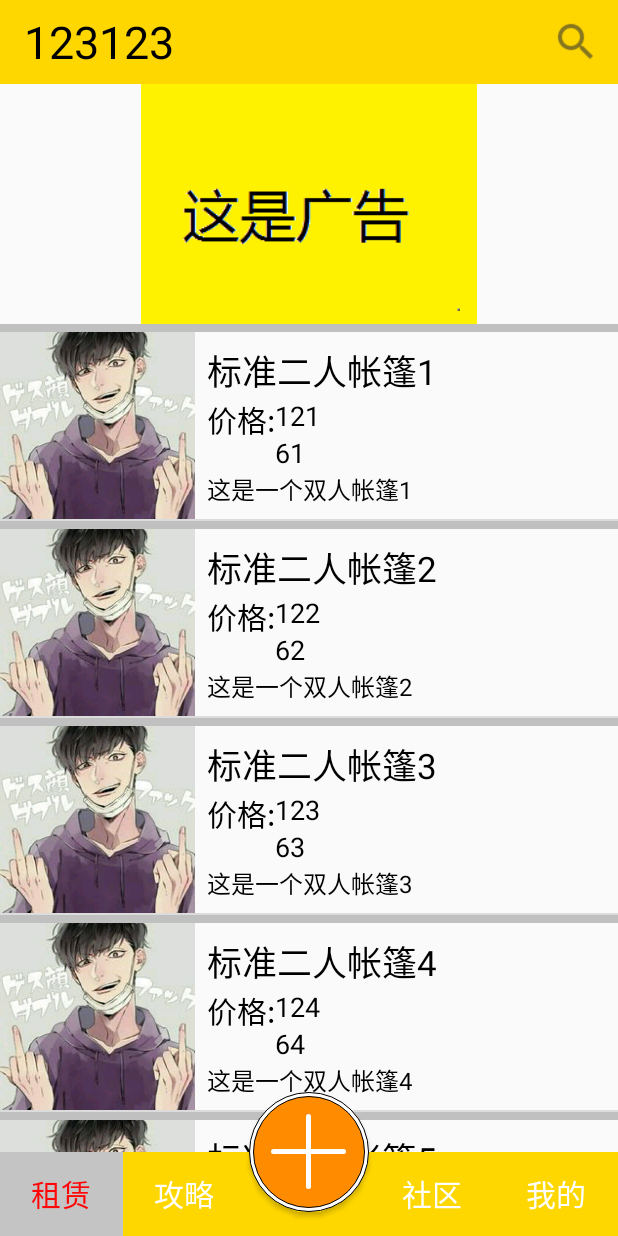
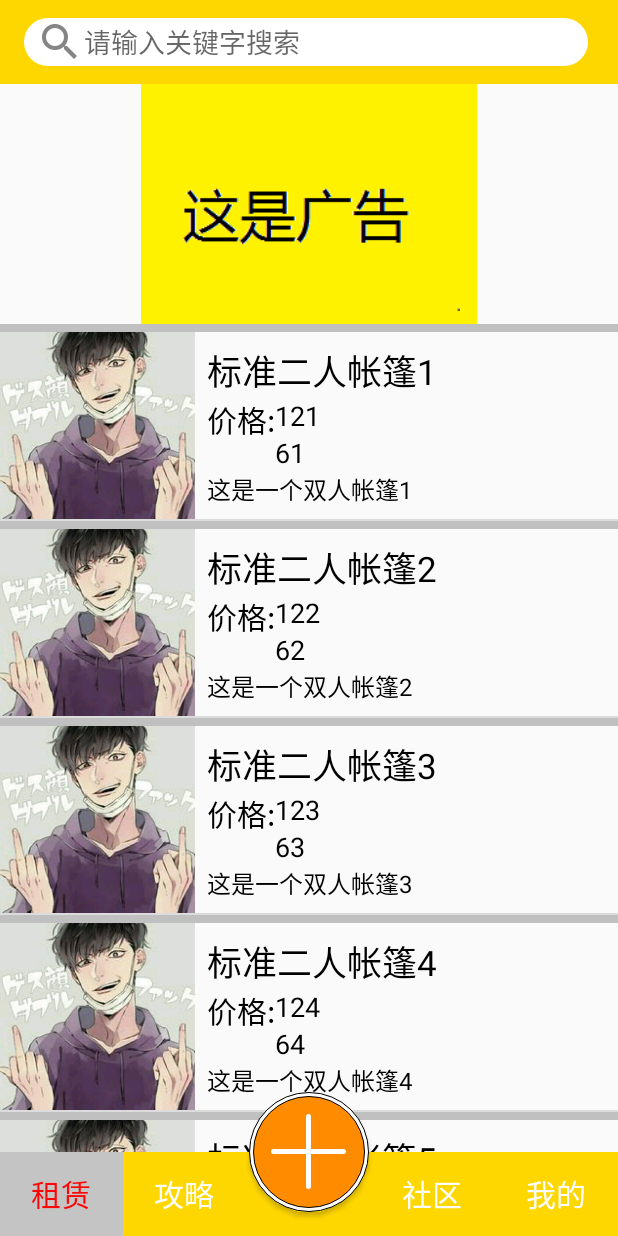
Before and after one commit to royyoung388/EZuYou, an Android app: the screen it shows after launch (Menu), on a phone screen of 412 x 824 dp. Run offline under Robolectric (Android 15) with nearby library versions, the phone set to English and light mode, and no system bars; our stand-ins replace CircleImageView.

Commit message:
V1.4：将home界面的toolbar添加到了fragment里面，并且设置了点击事件。

```diff
--- a/app/src/main/java/com/you/ezuyou/Home/Home.java
+++ b/app/src/main/java/com/you/ezuyou/Home/Home.java
@@ -1,25 +1,35 @@
 package com.you.ezuyou.Home;
 
 import android.app.Fragment;
+import android.content.Intent;
 import android.os.Bundle;
+import android.support.v7.app.AppCompatActivity;
+import android.support.v7.widget.Toolbar;
+import android.util.Log;
 import android.view.LayoutInflater;
+import android.view.Menu;
+import android.view.MenuInflater;
+import android.view.MenuItem;
+import android.view.MotionEvent;
 import android.view.View;
 import android.view.ViewGroup;
+import android.widget.LinearLayout;
 import android.widget.ListView;
+import android.widget.SearchView;
+import android.widget.Toast;
 
 import com.you.ezuyou.R;
+import com.you.ezuyou.Rearch.Search;
 
 import java.util.ArrayList;
-import java.util.HashMap;
 import java.util.List;
-import java.util.Map;
 
 
 /**
  * Created by Administrator on 2017/2/28.
  */
 
-public class Home extends Fragment {
+public class Home extends Fragment{
 
     private List<Item> Data;
     private int[] image = new int[] {R.drawable.image, R.drawable.image, R.drawable.image, R.drawable.image, R.drawable.image};
@@ -28,6 +38,8 @@ public class Home extends Fragment {
     private String[] sell = new String[] {"61", "62", "63", "64", "65"};
     private String[] introduce = new String[] {"这是一个双人帐篷1", "这是一个双人帐篷2", "这是一个双人帐篷3",
             "这是一个双人帐篷4", "这是一个双人帐篷5"};
+
+    private SearchView home_search;
 
     public Home() {
         Data = new ArrayList<>();
@@ -39,12 +51,26 @@ public class Home extends Fragment {
 
     @Override
     public View onCreateView(LayoutInflater inflater, ViewGroup container, Bundle savedInstanceState) {
-        View view = inflater.inflate(R.layout.fragment1, container, false);
+        View view = inflater.inflate(R.layout.home, container, false);
         //view.setBackgroundColor(getResources().getColor(R.color.gray));
+
+        //使用toolbar
+        Toolbar home_toolbar = (Toolbar) view.findViewById(R.id.home_toolbar);
+        ((AppCompatActivity) getActivity()).setSupportActionBar(home_toolbar);
+
+        LinearLayout search = (LinearLayout) view.findViewById(R.id.home_searh);
+        search.setOnClickListener(new View.OnClickListener() {
+            @Override
+            public void onClick(View v) {
+                startActivity(new Intent(getActivity(), Search.class));
+            }
+        });
+
+        //使用listview
         ListView listView = (ListView) view.findViewById(R.id.home_listview);
-
         Item_Adapter adapter = new Item_Adapter(Data, view.getContext());
         listView.setAdapter(adapter);
         return view;
     }
+
 }
--- a/app/src/main/java/com/you/ezuyou/Home/Item_Adapter.java
+++ b/app/src/main/java/com/you/ezuyou/Home/Item_Adapter.java
@@ -42,7 +42,7 @@ public class Item_Adapter extends android.widget.BaseAdapter{
 
     @Override
     public View getView(int position, View convertView, ViewGroup parent) {
-        convertView = LayoutInflater.from(context).inflate(R.layout.list_item, parent, false);
+        convertView = LayoutInflater.from(context).inflate(R.layout.home_list_item, parent, false);
         ImageView list_image = (ImageView) convertView.findViewById(R.id.list_image);
         TextView list_name = (TextView) convertView.findViewById(R.id.list_name);
         TextView list_rent = (TextView) convertView.findViewById(R.id.list_rent);
--- a/app/src/main/java/com/you/ezuyou/Menu/Menu.java
+++ b/app/src/main/java/com/you/ezuyou/Menu/Menu.java
@@ -38,49 +38,25 @@ public class Menu extends AppCompatActivity implements View.OnClickListener {
     @Override
     protected void onCreate(Bundle savedInstanceState) {
         super.onCreate(savedInstanceState);
-        setContentView(R.layout.activity_main);
-
-        Toolbar toolbar = (Toolbar) findViewById(R.id.toolbar);
-        toolbar.setTitle("");
-        toolbar.inflateMenu(R.menu.menu_main);//设置右上角的填充菜单
-        setSupportActionBar(toolbar);
-
-        toolbar.setOnMenuItemClickListener(new Toolbar.OnMenuItemClickListener() {
-            @Override
-            public boolean onMenuItemClick(MenuItem item) {
-                switch (item.getItemId()) {
-                    case R.id.ab_search:
-                        startActivity(new Intent(Menu.this, Search.class));
-                        break;
-                }
-                return true;
-            }
-        });
+        setContentView(R.layout.menu);
 
         fManager = getFragmentManager();
         bindViews();
         menu1.performClick();   //模拟一次点击，既进去后选择第一项
     }
 
-    @Override
-    public boolean onCreateOptionsMenu(android.view.Menu menu) {
-        // 為了讓 Toolbar 的 Menu 有作用，這邊的程式不可以拿掉
-        getMenuInflater().inflate(R.menu.menu_main, menu);
-        return true;
-    }
-
     //UI组件初始化与事件绑定
     private void bindViews() {
         menu1 = (TextView) findViewById(R.id.menu1);
         menu2 = (TextView) findViewById(R.id.menu2);
-        menu3 = (TextView) findViewById(R.id.menu3);
+//        menu3 = (TextView) findViewById(R.id.menu3);
         menu3_bt = (Button) findViewById(R.id.menu3_bt);
         menu4 = (TextView) findViewById(R.id.menu4);
         menu5 = (TextView) findViewById(R.id.menu5);
 
         menu1.setOnClickListener(this);
         menu2.setOnClickListener(this);
-        menu3.setOnClickListener(this);
+//        menu3.setOnClickListener(this);
         menu3_bt.setOnClickListener(this);
         menu4.setOnClickListener(this);
         menu5.setOnClickListener(this);
@@ -90,7 +66,7 @@ public class Menu extends AppCompatActivity implements View.OnClickListener {
     private void setSelected(){
         menu1.setSelected(false);
         menu2.setSelected(false);
-        menu3.setSelected(false);
+//        menu3.setSelected(false);
         menu3_bt.setSelected(false);
         menu4.setSelected(false);
         menu5.setSelected(false);
@@ -104,8 +80,6 @@ public class Menu extends AppCompatActivity implements View.OnClickListener {
         if(fg4 != null)fragmentTransaction.hide(fg4);
         if(fg5 != null)fragmentTransaction.hide(fg5);
     }
-
-
 
     @Override
     public void onClick(View v) {
--- a/app/src/main/java/com/you/ezuyou/My/My.java
+++ b/app/src/main/java/com/you/ezuyou/My/My.java
@@ -26,7 +26,7 @@ public class My extends Fragment implements View.OnClickListener{
 
     @Override
     public View onCreateView(LayoutInflater inflater, ViewGroup container, Bundle savedInstanceState) {
-        View view = inflater.inflate(R.layout.fragment5, container, false);
+        View view = inflater.inflate(R.layout.my, container, false);
 
         return view;
     }
--- /dev/null
+++ b/app/src/main/res/drawable/home_search.xml
@@ -0,0 +1,9 @@
+<?xml version="1.0" encoding="utf-8"?>
+<selector xmlns:android="http://schemas.android.com/apk/res/android">
+    <item>
+        <shape>
+            <solid android:color="@color/white"/>
+            <corners android:radius="50dp"/>
+        </shape>
+    </item>
+</selector>
--- a/app/src/main/res/layout/fragment1.xml
+++ /dev/null
@@ -1,21 +0,0 @@
-<?xml version="1.0" encoding="utf-8"?>
-<LinearLayout
-    xmlns:android="http://schemas.android.com/apk/res/android"
-    android:orientation="vertical"
-    android:layout_width="match_parent"
-    android:layout_height="match_parent">
-
-    <ImageView
-        android:id="@+id/home_image"
-        android:layout_width="match_parent"
-        android:layout_height="160dp"
-        android:src="@mipmap/advertisement"/>
-
-    <ListView
-        android:id="@+id/home_listview"
-        android:layout_width="match_parent"
-        android:layout_height="match_parent">
-        <!--android:divider="@drawable/list_divider"-->
-        <!--android:dividerHeight="5dp"-->
-    </ListView>
-</LinearLayout>
--- /dev/null
+++ b/app/src/main/res/layout/home.xml
@@ -0,0 +1,56 @@
+<?xml version="1.0" encoding="utf-8"?>
+<LinearLayout
+    xmlns:android="http://schemas.android.com/apk/res/android"
+    android:orientation="vertical"
+    android:layout_width="match_parent"
+    android:layout_height="match_parent">
+
+    <LinearLayout
+        android:layout_width="wrap_content"
+        android:layout_height="wrap_content"
+        android:focusable="true"
+        android:focusableInTouchMode="true">
+    </LinearLayout>
+
+    <android.support.v7.widget.Toolbar
+        android:id="@+id/home_toolbar"
+        android:layout_width="match_parent"
+        android:layout_height="?attr/actionBarSize"
+        android:background="?attr/colorPrimary">
+
+        <LinearLayout
+            android:id="@+id/home_searh"
+            android:layout_width="match_parent"
+            android:layout_height="wrap_content"
+            android:layout_marginRight="20dp"
+            android:background="@drawable/home_search"
+            android:gravity="center">
+
+            <ImageView
+                android:layout_marginLeft="8dp"
+                android:layout_width="wrap_content"
+                android:layout_height="wrap_content"
+                android:src="@drawable/home_search_icon"/>
+            <TextView
+                android:layout_width="match_parent"
+                android:layout_height="wrap_content"
+                android:hint="请输入关键字搜索"
+                android:textSize="18dp"/>
+        </LinearLayout>
+
+    </android.support.v7.widget.Toolbar>
+
+    <ImageView
+        android:id="@+id/home_image"
+        android:layout_width="match_parent"
+        android:layout_height="160dp"
+        android:src="@mipmap/advertisement"/>
+
+    <ListView
+        android:id="@+id/home_listview"
+        android:layout_width="match_parent"
+        android:layout_height="match_parent">
+        <!--android:divider="@drawable/list_divider"-->
+        <!--android:dividerHeight="5dp"-->
+    </ListView>
+</LinearLayout>
--- a/app/src/main/res/layout/activity_main.xml
+++ b/app/src/main/res/layout/menu.xml
@@ -6,19 +6,19 @@
     android:orientation="vertical"
     tools:context="com.you.ezuyou.Menu.Menu">
 
-    <android.support.v7.widget.Toolbar
-        android:id="@+id/toolbar"
-        android:layout_width="match_parent"
-        android:layout_height="?attr/actionBarSize"
-        android:background="?attr/colorPrimary">
+    <!--<android.support.v7.widget.Toolbar-->
+        <!--android:id="@+id/toolbar"-->
+        <!--android:layout_width="match_parent"-->
+        <!--android:layout_height="?attr/actionBarSize"-->
+        <!--android:background="?attr/colorPrimary">-->
 
-        <TextView
-            android:id="@+id/title"
-            android:layout_width="wrap_content"
-            android:layout_height="wrap_content"
-            android:text="123123"
-            android:textSize="30dp"/>
-    </android.support.v7.widget.Toolbar>
+        <!--<TextView-->
+            <!--android:id="@+id/title"-->
+            <!--android:layout_width="wrap_content"-->
+            <!--android:layout_height="wrap_content"-->
+            <!--android:text="123123"-->
+            <!--android:textSize="30dp"/>-->
+    <!--</android.support.v7.widget.Toolbar>-->
 
     <RelativeLayout
         android:layout_width="match_parent"
```
Also changed, not shown: app/src/main/res/drawable-hdpi/home_search_icon.png (added), app/src/main/res/drawable-mdpi/home_search_icon.png (added), app/src/main/res/drawable-xhdpi/home_search_icon.png (added), app/src/main/res/drawable-xxhdpi/home_search_icon.png (added), app/src/main/res/layout/home_list_item.xml (renamed from app/src/main/res/layout/list_item.xml), app/src/main/res/layout/my.xml (renamed from app/src/main/res/layout/fragment5.xml), 1 other file.
